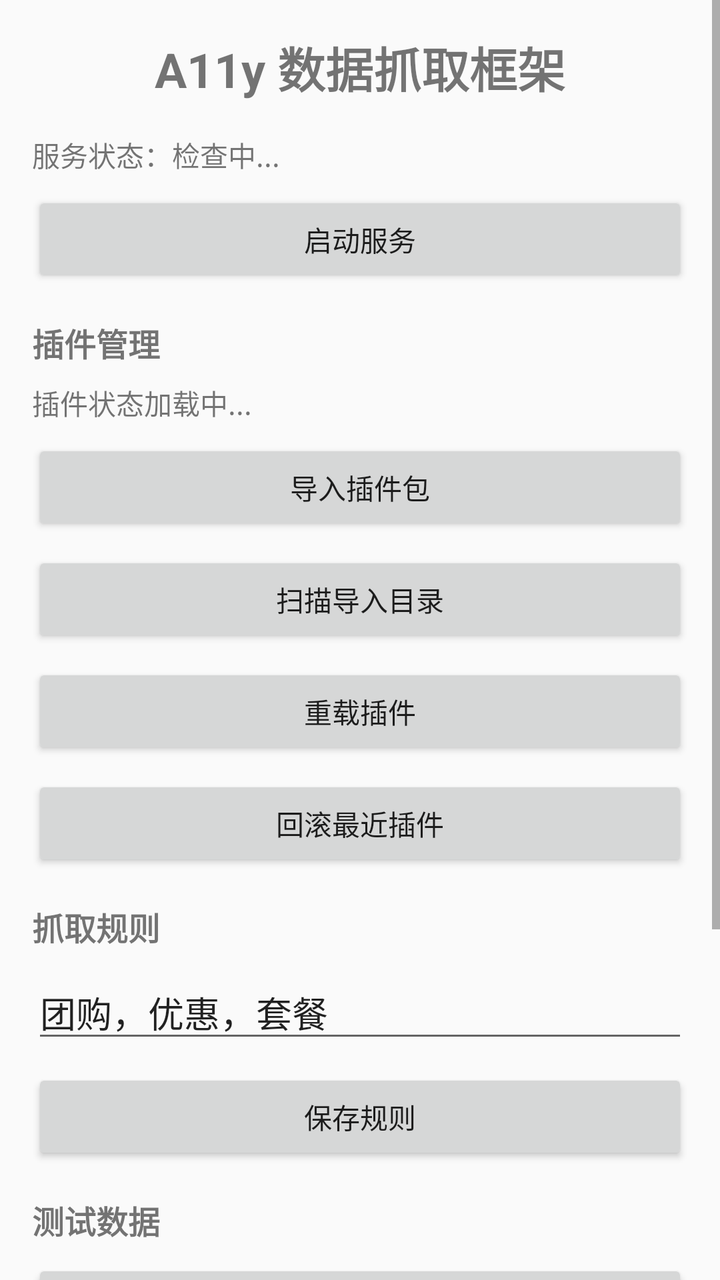
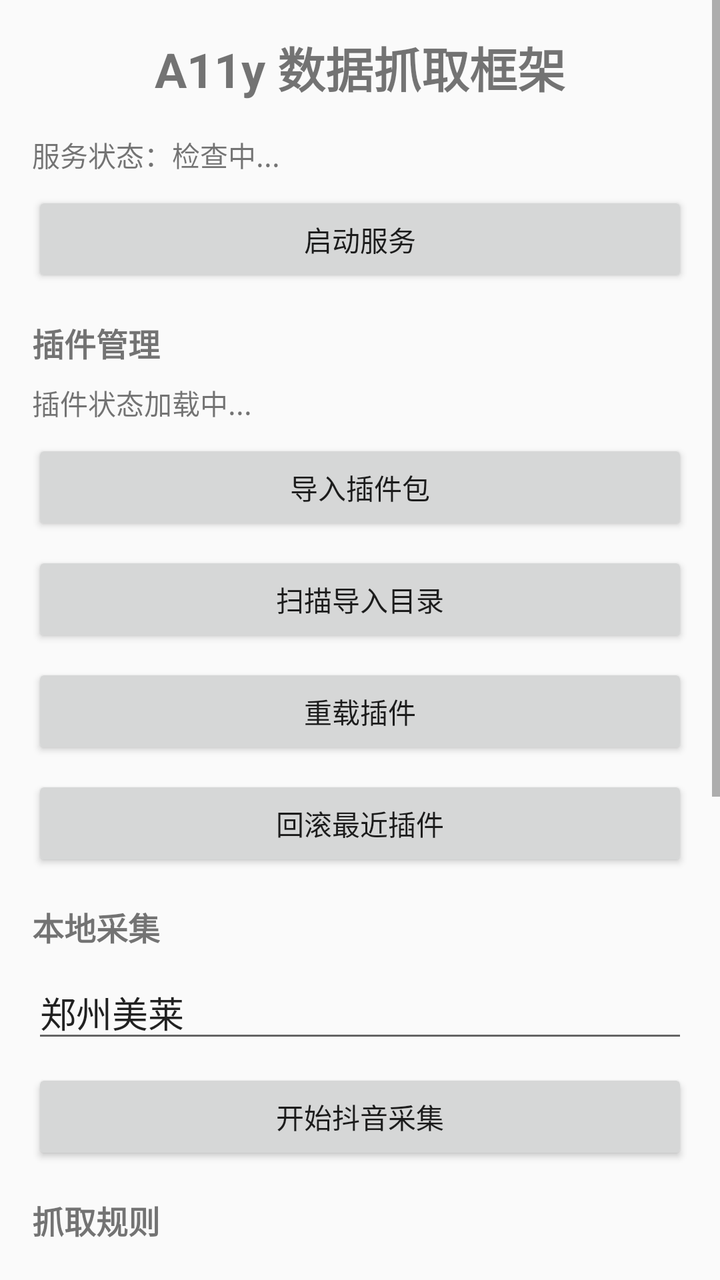

An Android layout rendered at two revisions. The XML below is the earlier revision; the diff shows what the commit changed to produce the second picture.
<!-- AndroidManifest.xml: activity theme Theme.A11yFramework -->
<!-- res/layout/activity_main.xml -->
<?xml version="1.0" encoding="utf-8"?>
<ScrollView xmlns:android="http://schemas.android.com/apk/res/android"
    android:layout_width="match_parent"
    android:layout_height="match_parent"
    android:fillViewport="true">

    <LinearLayout
        android:layout_width="match_parent"
        android:layout_height="wrap_content"
        android:orientation="vertical"
        android:padding="16dp">

        
        <TextView
            android:layout_width="match_parent"
            android:layout_height="wrap_content"
            android:text="A11y 数据抓取框架"
            android:textSize="24sp"
            android:textStyle="bold"
            android:gravity="center"
            android:layout_marginBottom="16dp" />

        
        <TextView
            android:id="@+id/statusText"
            android:layout_width="match_parent"
            android:layout_height="wrap_content"
            android:text="服务状态：检查中..."
            android:textSize="14sp"
            android:layout_marginBottom="8dp" />

        <Button
            android:id="@+id/toggleButton"
            android:layout_width="match_parent"
            android:layout_height="wrap_content"
            android:text="启动服务"
            android:layout_marginBottom="16dp" />

        <TextView
            android:layout_width="wrap_content"
            android:layout_height="wrap_content"
            android:text="插件管理"
            android:textSize="16sp"
            android:textStyle="bold"
            android:layout_marginBottom="8dp" />

        <TextView
            android:id="@+id/pluginStatusText"
            android:layout_width="match_parent"
            android:layout_height="wrap_content"
            android:text="插件状态加载中..."
            android:textSize="14sp"
            android:layout_marginBottom="8dp" />

        <Button
            android:id="@+id/importPluginButton"
            android:layout_width="match_parent"
            android:layout_height="wrap_content"
            android:text="导入插件包"
            android:layout_marginBottom="8dp" />

        <Button
            android:id="@+id/scanPluginInboxButton"
            android:layout_width="match_parent"
            android:layout_height="wrap_content"
            android:text="扫描导入目录"
            android:layout_marginBottom="8dp" />

        <Button
            android:id="@+id/reloadPluginButton"
            android:layout_width="match_parent"
            android:layout_height="wrap_content"
            android:text="重载插件"
            android:layout_marginBottom="8dp" />

        <Button
            android:id="@+id/rollbackPluginButton"
            android:layout_width="match_parent"
            android:layout_height="wrap_content"
            android:text="回滚最近插件"
            android:layout_marginBottom="16dp" />

        
        <TextView
            android:layout_width="wrap_content"
            android:layout_height="wrap_content"
            android:text="抓取规则"
            android:textSize="16sp"
            android:textStyle="bold"
            android:layout_marginBottom="8dp" />

        <EditText
            android:id="@+id/keywordsEdit"
            android:layout_width="match_parent"
            android:layout_height="wrap_content"
            android:hint="关键词（逗号分隔）"
            android:text="团购，优惠，套餐"
            android:layout_marginBottom="8dp" />

        <Button
            android:id="@+id/saveRulesButton"
            android:layout_width="match_parent"
            android:layout_height="wrap_content"
            android:text="保存规则"
            android:layout_marginBottom="16dp" />

        
        <TextView
            android:layout_width="wrap_content"
            android:layout_height="wrap_content"
            android:text="测试数据"
            android:textSize="16sp"
            android:textStyle="bold"
            android:layout_marginBottom="8dp" />

        <Button
            android:id="@+id/testMeituanButton"
            android:layout_width="match_parent"
            android:layout_height="wrap_content"
            android:text="生成美团测试数据"
            android:layout_marginBottom="8dp" />

        <Button
            android:id="@+id/testDouyinButton"
            android:layout_width="match_parent"
            android:layout_height="wrap_content"
            android:text="生成抖音测试数据"
            android:layout_marginBottom="16dp" />

        
        <TextView
            android:layout_width="wrap_content"
            android:layout_height="wrap_content"
            android:text="数据统计"
            android:textSize="16sp"
            android:textStyle="bold"
            android:layout_marginBottom="8dp" />

        <TextView
            android:id="@+id/statsText"
            android:layout_width="match_parent"
            android:layout_height="wrap_content"
            android:text="加载中..."
            android:textSize="14sp"
            android:layout_marginBottom="16dp" />

        
        <Button
            android:id="@+id/exportButton"
            android:layout_width="match_parent"
            android:layout_height="wrap_content"
            android:text="导出数据 (JSON)" />

    </LinearLayout>
</ScrollView>
<!-- resources referenced by this layout -->
<resources>
  <style name="Theme.A11yFramework" parent="Theme.AppCompat.Light.NoActionBar">
          <item name="android:statusBarColor">@android:color/holo_blue_light</item>
          <item name="colorPrimary">@android:color/holo_blue_light</item>
          <item name="colorPrimaryDark">@android:color/holo_blue_light</item>
      </style>
</resources>

<!-- the commit's change to res/layout/activity_main.xml (unified diff, before → after) -->
@@ -80,6 +80,29 @@
             android:text="回滚最近插件"
             android:layout_marginBottom="16dp" />
 
+        <TextView
+            android:layout_width="wrap_content"
+            android:layout_height="wrap_content"
+            android:text="本地采集"
+            android:textSize="16sp"
+            android:textStyle="bold"
+            android:layout_marginBottom="8dp" />
+
+        <EditText
+            android:id="@+id/captureTargetEdit"
+            android:layout_width="match_parent"
+            android:layout_height="wrap_content"
+            android:hint="医院名称"
+            android:text="郑州美莱"
+            android:layout_marginBottom="8dp" />
+
+        <Button
+            android:id="@+id/startDouyinCaptureButton"
+            android:layout_width="match_parent"
+            android:layout_height="wrap_content"
+            android:text="开始抖音采集"
+            android:layout_marginBottom="16dp" />
+
         
         <TextView
             android:layout_width="wrap_content"
